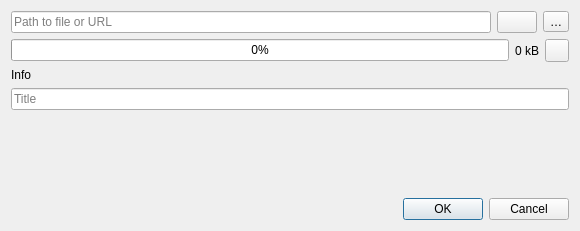
pbek/QOwnNotes, file src/dialogs/attachmentdialog.ui: the form before one commit.
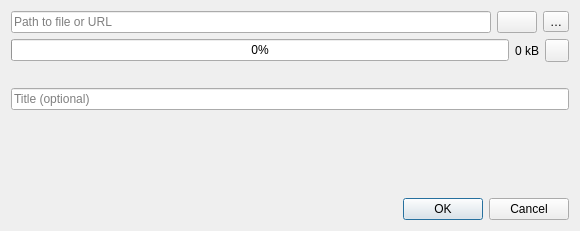
The form after the commit. Icons and pictures are not drawn.

Commit message: attachmentdialog: show file info and only allow inserting existing files

Patch:
```diff
--- a/src/dialogs/attachmentdialog.ui
+++ b/src/dialogs/attachmentdialog.ui
@@ -46,7 +46,7 @@
       <string>Title of the image link</string>
      </property>
      <property name="placeholderText">
-      <string>Title</string>
+      <string>Title (optional)</string>
      </property>
      <property name="clearButtonEnabled">
       <bool>true</bool>
@@ -140,7 +140,10 @@
       <item row="0" column="0">
        <widget class="QLabel" name="infoLabel">
         <property name="text">
-         <string notr="true">Info</string>
+         <string notr="true"/>
+        </property>
+        <property name="wordWrap">
+         <bool>true</bool>
         </property>
        </widget>
       </item>
```
Left out of the diff: 7 changed lines with no effect on the pictures. The commit also changes 3 other files.
